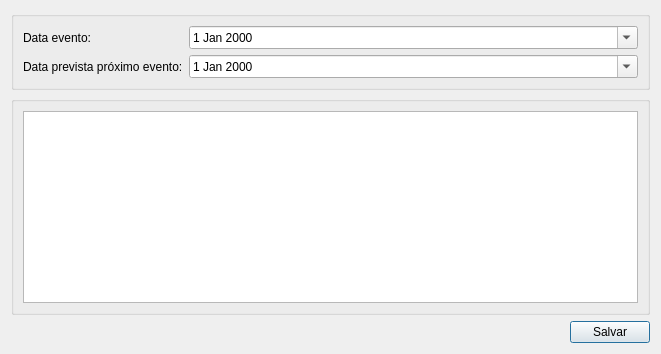
lellisls/ERP-STACCATO, file ui/inputdialog.ui: the form before one commit.
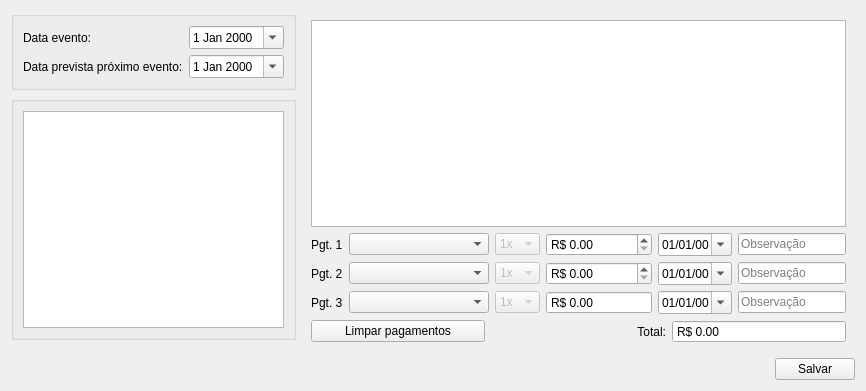
The form after the commit. Custom widgets are drawn as their Qt base class.

Commit message: Inserido fluxo de caixa na parte de compra

```diff
--- a/ui/inputdialog.ui
+++ b/ui/inputdialog.ui
@@ -6,41 +6,530 @@
    <rect>
     <x>0</x>
     <y>0</y>
-    <width>661</width>
-    <height>354</height>
+    <width>854</width>
+    <height>391</height>
    </rect>
   </property>
   <property name="windowTitle">
    <string>Informações</string>
   </property>
   <layout class="QGridLayout" name="gridLayout">
-   <item row="2" column="1">
-    <widget class="QPushButton" name="pushButtonSalvar">
+   <item row="0" column="1" rowspan="4">
+    <widget class="QFrame" name="framePagamentos">
      <property name="sizePolicy">
-      <sizepolicy hsizetype="Fixed" vsizetype="Fixed">
+      <sizepolicy hsizetype="Minimum" vsizetype="Preferred">
        <horstretch>0</horstretch>
        <verstretch>0</verstretch>
       </sizepolicy>
      </property>
-     <property name="text">
-      <string>Salvar</string>
+     <property name="frameShape">
+      <enum>QFrame::NoFrame</enum>
      </property>
+     <property name="frameShadow">
+      <enum>QFrame::Plain</enum>
+     </property>
+     <property name="lineWidth">
+      <number>0</number>
+     </property>
+     <layout class="QGridLayout" name="gridLayout_14">
+      <item row="0" column="0">
+       <widget class="TableView" name="tableFluxoCaixa">
+        <property name="sizePolicy">
+         <sizepolicy hsizetype="Preferred" vsizetype="Expanding">
+          <horstretch>0</horstretch>
+          <verstretch>0</verstretch>
+         </sizepolicy>
+        </property>
+        <property name="minimumSize">
+         <size>
+          <width>350</width>
+          <height>0</height>
+         </size>
+        </property>
+        <property name="editTriggers">
+         <set>QAbstractItemView::NoEditTriggers</set>
+        </property>
+        <attribute name="horizontalHeaderStretchLastSection">
+         <bool>false</bool>
+        </attribute>
+       </widget>
+      </item>
+      <item row="1" column="0">
+       <layout class="QGridLayout" name="gridLayout_5">
+        <item row="0" column="4">
+         <widget class="QDateEdit" name="dateEditPgt1">
+          <property name="sizePolicy">
+           <sizepolicy hsizetype="Preferred" vsizetype="Fixed">
+            <horstretch>0</horstretch>
+            <verstretch>0</verstretch>
+           </sizepolicy>
+          </property>
+          <property name="displayFormat">
+           <string>dd/MM/yy</string>
+          </property>
+          <property name="calendarPopup">
+           <bool>true</bool>
+          </property>
+         </widget>
+        </item>
+        <item row="0" column="2">
+         <widget class="QComboBox" name="comboBoxPgt1Parc">
+          <property name="enabled">
+           <bool>false</bool>
+          </property>
+          <property name="sizePolicy">
+           <sizepolicy hsizetype="Fixed" vsizetype="Fixed">
+            <horstretch>0</horstretch>
+            <verstretch>0</verstretch>
+           </sizepolicy>
+          </property>
+          <property name="maximumSize">
+           <size>
+            <width>45</width>
+            <height>16777215</height>
+           </size>
+          </property>
+          <item>
+           <property name="text">
+            <string>1x</string>
+           </property>
+          </item>
+          <item>
+           <property name="text">
+            <string>2x</string>
+           </property>
+          </item>
+          <item>
+           <property name="text">
+            <string>3x</string>
+           </property>
+          </item>
+          <item>
+           <property name="text">
+            <string>4x</string>
+           </property>
+          </item>
+          <item>
+           <property name="text">
+            <string>5x</string>
+           </property>
+          </item>
+          <item>
+           <property name="text">
+            <string>6x</string>
+           </property>
+          </item>
+          <item>
+           <property name="text">
+            <string>7x</string>
+           </property>
+          </item>
+          <item>
+           <property name="text">
+            <string>8x</string>
+           </property>
+          </item>
+          <item>
+           <property name="text">
+            <string>9x</string>
+           </property>
+          </item>
+          <item>
+           <property name="text">
+            <string>10x</string>
+           </property>
+          </item>
+         </widget>
+        </item>
+        <item row="0" column="5">
+         <widget class="QLineEdit" name="lineEditPgt1">
+          <property name="placeholderText">
+           <string>Observação</string>
+          </property>
+         </widget>
+        </item>
+        <item row="0" column="1">
+         <widget class="QComboBox" name="comboBoxPgt1">
+          <property name="minimumSize">
+           <size>
+            <width>140</width>
+            <height>0</height>
+           </size>
+          </property>
+         </widget>
+        </item>
+        <item row="0" column="3">
+         <widget class="QDoubleSpinBox" name="doubleSpinBoxPgt1">
+          <property name="sizePolicy">
+           <sizepolicy hsizetype="Expanding" vsizetype="Fixed">
+            <horstretch>0</horstretch>
+            <verstretch>0</verstretch>
+           </sizepolicy>
+          </property>
+          <property name="minimumSize">
+           <size>
+            <width>80</width>
+            <height>0</height>
+           </size>
+          </property>
+          <property name="showGroupSeparator" stdset="0">
+           <bool>true</bool>
+          </property>
+          <property name="prefix">
+           <string>R$ </string>
+          </property>
+          <property name="maximum">
+           <double>999999.989999999990687</double>
+          </property>
+         </widget>
+        </item>
+        <item row="0" column="0">
+         <widget class="QLabel" name="label">
+          <property name="text">
+           <string>Pgt. 1</string>
+          </property>
+         </widget>
+        </item>
+       </layout>
+      </item>
+      <item row="3" column="0">
+       <layout class="QGridLayout" name="gridLayout_4">
+        <item row="0" column="1">
+         <widget class="QComboBox" name="comboBoxPgt3">
+          <property name="minimumSize">
+           <size>
+            <width>140</width>
+            <height>0</height>
+           </size>
+          </property>
+         </widget>
+        </item>
+        <item row="0" column="3">
+         <widget class="QDoubleSpinBox" name="doubleSpinBoxPgt3">
+          <property name="sizePolicy">
+           <sizepolicy hsizetype="Expanding" vsizetype="Fixed">
+            <horstretch>0</horstretch>
+            <verstretch>0</verstretch>
+           </sizepolicy>
+          </property>
+          <property name="minimumSize">
+           <size>
+            <width>80</width>
+            <height>0</height>
+           </size>
+          </property>
+          <property name="readOnly">
+           <bool>true</bool>
+          </property>
+          <property name="buttonSymbols">
+           <enum>QAbstractSpinBox::NoButtons</enum>
+          </property>
+          <property name="showGroupSeparator" stdset="0">
+           <bool>true</bool>
+          </property>
+          <property name="prefix">
+           <string>R$ </string>
+          </property>
+          <property name="maximum">
+           <double>999999.989999999990687</double>
+          </property>
+         </widget>
+        </item>
+        <item row="0" column="4">
+         <widget class="QDateEdit" name="dateEditPgt3">
+          <property name="sizePolicy">
+           <sizepolicy hsizetype="Preferred" vsizetype="Fixed">
+            <horstretch>0</horstretch>
+            <verstretch>0</verstretch>
+           </sizepolicy>
+          </property>
+          <property name="currentSection">
+           <enum>QDateTimeEdit::DaySection</enum>
+          </property>
+          <property name="displayFormat">
+           <string>dd/MM/yy</string>
+          </property>
+          <property name="calendarPopup">
+           <bool>true</bool>
+          </property>
+         </widget>
+        </item>
+        <item row="0" column="0">
+         <widget class="QLabel" name="label_3">
+          <property name="text">
+           <string>Pgt. 3</string>
+          </property>
+         </widget>
+        </item>
+        <item row="0" column="2">
+         <widget class="QComboBox" name="comboBoxPgt3Parc">
+          <property name="enabled">
+           <bool>false</bool>
+          </property>
+          <property name="sizePolicy">
+           <sizepolicy hsizetype="Fixed" vsizetype="Fixed">
+            <horstretch>0</horstretch>
+            <verstretch>0</verstretch>
+           </sizepolicy>
+          </property>
+          <property name="maximumSize">
+           <size>
+            <width>45</width>
+            <height>16777215</height>
+           </size>
+          </property>
+          <item>
+           <property name="text">
+            <string>1x</string>
+           </property>
+          </item>
+          <item>
+           <property name="text">
+            <string>2x</string>
+           </property>
+          </item>
+          <item>
+           <property name="text">
+            <string>3x</string>
+           </property>
+          </item>
+          <item>
+           <property name="text">
+            <string>4x</string>
+           </property>
+          </item>
+          <item>
+           <property name="text">
+            <string>5x</string>
+           </property>
+          </item>
+          <item>
+           <property name="text">
+            <string>6x</string>
+           </property>
+          </item>
+          <item>
+           <property name="text">
+            <string>7x</string>
+           </property>
+          </item>
+          <item>
+           <property name="text">
+            <string>8x</string>
+           </property>
+          </item>
+          <item>
+           <property name="text">
+            <string>9x</string>
+           </property>
+          </item>
+          <item>
+           <property name="text">
+            <string>10x</string>
+           </property>
+          </item>
+         </widget>
+        </item>
+        <item row="0" column="5">
+         <widget class="QLineEdit" name="lineEditPgt3">
+          <property name="placeholderText">
+           <string>Observação</string>
+          </property>
+         </widget>
+        </item>
+       </layout>
+      </item>
+      <item row="2" column="0">
+       <layout class="QGridLayout" name="gridLayout_6">
+        <item row="0" column="2">
+         <widget class="QComboBox" name="comboBoxPgt2Parc">
+          <property name="enabled">
+           <bool>false</bool>
+          </property>
+          <property name="sizePolicy">
+           <sizepolicy hsizetype="Fixed" vsizetype="Fixed">
+            <horstretch>0</horstretch>
+            <verstretch>0</verstretch>
+           </sizepolicy>
+          </property>
+          <property name="maximumSize">
+           <size>
+            <width>45</width>
+            <height>16777215</height>
+           </size>
+          </property>
+          <item>
+           <property name="text">
+            <string>1x</string>
+           </property>
+          </item>
+          <item>
+           <property name="text">
+            <string>2x</string>
+           </property>
+          </item>
+          <item>
+           <property name="text">
+            <string>3x</string>
+           </property>
+          </item>
+          <item>
+           <property name="text">
+            <string>4x</string>
+           </property>
+          </item>
+          <item>
+           <property name="text">
+            <string>5x</string>
+           </property>
+          </item>
+          <item>
+           <property name="text">
+            <string>6x</string>
+           </property>
+          </item>
+          <item>
+           <property name="text">
+            <string>7x</string>
+           </property>
+          </item>
+          <item>
+           <property name="text">
+            <string>8x</string>
+           </property>
+          </item>
+          <item>
+           <property name="text">
+            <string>9x</string>
+           </property>
+          </item>
+          <item>
+           <property name="text">
+            <string>10x</string>
+           </property>
+          </item>
+         </widget>
+        </item>
+        <item row="0" column="3">
+         <widget class="QDoubleSpinBox" name="doubleSpinBoxPgt2">
+          <property name="sizePolicy">
+           <sizepolicy hsizetype="Expanding" vsizetype="Fixed">
+            <horstretch>0</horstretch>
+            <verstretch>0</verstretch>
+           </sizepolicy>
+          </property>
+          <property name="minimumSize">
+           <size>
+            <width>80</width>
+            <height>0</height>
+           </size>
+          </property>
+          <property name="showGroupSeparator" stdset="0">
+           <bool>true</bool>
+          </property>
+          <property name="prefix">
+           <string>R$ </string>
+          </property>
+          <property name="maximum">
+           <double>999999.989999999990687</double>
+          </property>
+         </widget>
+        </item>
+        <item row="0" column="5">
+         <widget class="QLineEdit" name="lineEditPgt2">
+          <property name="placeholderText">
+           <string>Observação</string>
+          </property>
+         </widget>
+        </item>
+        <item row="0" column="0">
+         <widget class="QLabel" name="label_2">
+          <property name="text">
+           <string>Pgt. 2</string>
+          </property>
+         </widget>
+        </item>
+        <item row="0" column="1">
+         <widget class="QComboBox" name="comboBoxPgt2">
+          <property name="minimumSize">
+           <size>
+            <width>140</width>
+            <height>0</height>
+           </size>
+          </property>
+         </widget>
+        </item>
+        <item row="0" column="4">
+         <widget class="QDateEdit" name="dateEditPgt2">
+          <property name="sizePolicy">
+           <sizepolicy hsizetype="Preferred" vsizetype="Fixed">
+            <horstretch>0</horstretch>
+            <verstretch>0</verstretch>
+           </sizepolicy>
+          </property>
+          <property name="displayFormat">
+           <string>dd/MM/yy</string>
+          </property>
+          <property name="calendarPopup">
+           <bool>true</bool>
+          </property>
+         </widget>
+        </item>
+       </layout>
+      </item>
+      <item row="4" column="0">
+       <layout class="QHBoxLayout" name="horizontalLayout_3">
+        <item>
+         <widget class="QPushButton" name="pushButtonLimparPag">
+          <property name="text">
+           <string>Limpar pagamentos</string>
+          </property>
+          <property name="autoDefault">
+           <bool>false</bool>
+          </property>
+         </widget>
+        </item>
+        <item>
+         <widget class="QLabel" name="labelRestante">
+          <property name="sizePolicy">
+           <sizepolicy hsizetype="Preferred" vsizetype="Preferred">
+            <horstretch>0</horstretch>
+            <verstretch>0</verstretch>
+           </sizepolicy>
+          </property>
+          <property name="text">
+           <string>Total:</string>
+          </property>
+          <property name="alignment">
+           <set>Qt::AlignRight|Qt::AlignTrailing|Qt::AlignVCenter</set>
+          </property>
+         </widget>
+        </item>
+        <item>
+         <widget class="QDoubleSpinBox" name="doubleSpinBoxTotalPag">
+          <property name="readOnly">
+           <bool>true</bool>
+          </property>
+          <property name="buttonSymbols">
+           <enum>QAbstractSpinBox::NoButtons</enum>
+          </property>
+          <property name="showGroupSeparator" stdset="0">
+           <bool>true</bool>
+          </property>
+          <property name="prefix">
+           <string>R$ </string>
+          </property>
+          <property name="maximum">
+           <double>999999.989999999990687</double>
+          </property>
+         </widget>
+        </item>
+       </layout>
+      </item>
+     </layout>
     </widget>
    </item>
-   <item row="2" column="0">
-    <spacer name="horizontalSpacer">
-     <property name="orientation">
-      <enum>Qt::Horizontal</enum>
-     </property>
-     <property name="sizeHint" stdset="0">
-      <size>
-       <width>40</width>
-       <height>20</height>
-      </size>
-     </property>
-    </spacer>
-   </item>
-   <item row="1" column="0" colspan="2">
+   <item row="1" column="0">
     <widget class="QGroupBox" name="groupBoxDataPreco">
      <property name="title">
       <string/>
@@ -58,7 +547,7 @@
      </layout>
     </widget>
    </item>
-   <item row="0" column="0" colspan="2">
+   <item row="0" column="0">
     <widget class="QGroupBox" name="groupBoxData">
      <property name="title">
       <string/>
@@ -107,6 +596,39 @@
      </layout>
     </widget>
    </item>
+   <item row="4" column="0" colspan="2">
+    <layout class="QHBoxLayout" name="horizontalLayout">
+     <item>
+      <spacer name="horizontalSpacer">
+       <property name="orientation">
+        <enum>Qt::Horizontal</enum>
+       </property>
+       <property name="sizeHint" stdset="0">
+        <size>
+         <width>40</width>
+         <height>20</height>
+        </size>
+       </property>
+      </spacer>
+     </item>
+     <item>
+      <widget class="QPushButton" name="pushButtonSalvar">
+       <property name="sizePolicy">
+        <sizepolicy hsizetype="Fixed" vsizetype="Fixed">
+         <horstretch>0</horstretch>
+         <verstretch>0</verstretch>
+        </sizepolicy>
+       </property>
+       <property name="text">
+        <string>Salvar</string>
+       </property>
+       <property name="autoDefault">
+        <bool>false</bool>
+       </property>
+      </widget>
+     </item>
+    </layout>
+   </item>
   </layout>
  </widget>
  <customwidgets>
```
The commit also changes 3 other files.
